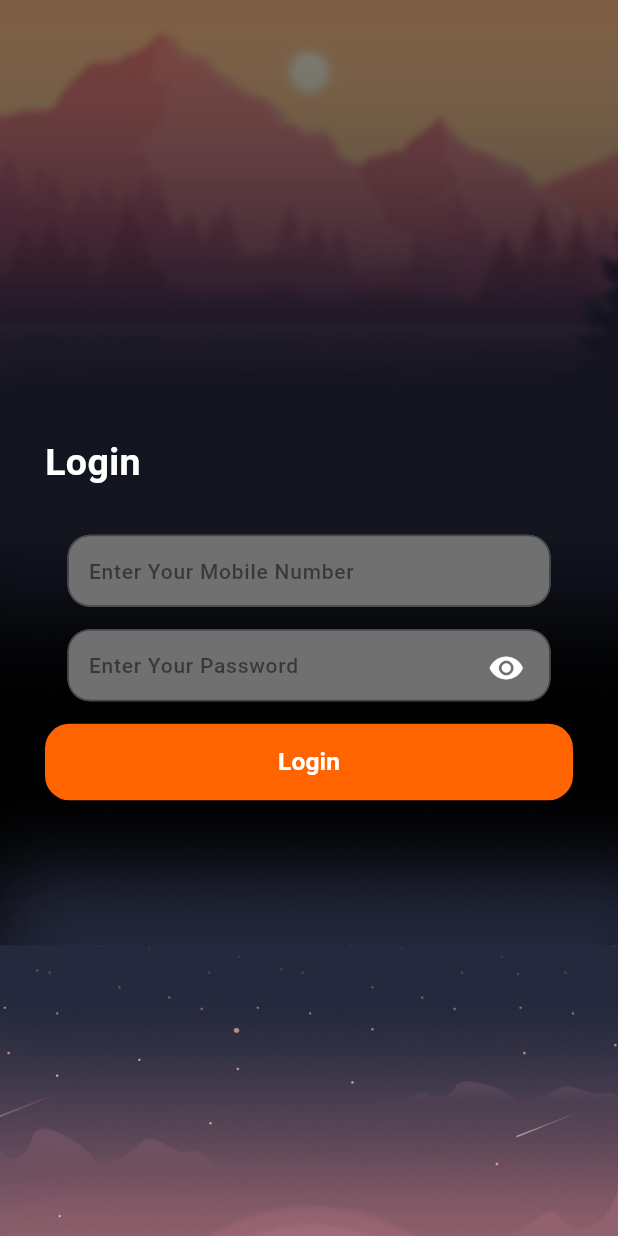
After one commit to ShyamDelvadiya/evitalRxDemo, a Flutter app: the screen it shows after launch, on a phone screen of 412 x 824 dp. The commit adds this screen. Run offline on Flutter 3.47's test engine with Material 3 defaults, Android fonts, the phone set to English and light mode, and no system bars; our stand-ins replace cached_network_image, flutter_bloc, flutter_staggered_animations, hive, hive_flutter, loading_animation_widget and 1 more; accounts and stored records are empty.

```diff
--- /dev/null
+++ b/lib/screen/login_screen/widget/login_container.dart
@@ -0,0 +1,114 @@
+import 'package:flutter/material.dart';
+import 'package:flutter_bloc/flutter_bloc.dart';
+import 'package:untitled/common_widgets/common_button.dart';
+import 'package:untitled/common_widgets/common_textfield.dart';
+import 'package:untitled/screen/login_screen/bloc/login_bloc.dart';
+import 'package:untitled/utils/color_constant.dart';
+import 'package:untitled/utils/size_constant.dart';
+import 'package:untitled/utils/string_constants.dart';
+
+class LoginContainer extends StatelessWidget {
+  const LoginContainer({super.key});
+
+  @override
+  Widget build(BuildContext context) {
+    final formKey = GlobalKey<FormState>();
+    bool obscureText = false;
+    LoginBloc? bloc = context.read<LoginBloc>();
+    TextEditingController mobileNumberController = TextEditingController();
+    TextEditingController passwordController = TextEditingController();
+
+    return Padding(
+      padding: const EdgeInsets.only(
+        left: PaddingConstant.maximumPadding,
+        right: PaddingConstant.maximumPadding,
+      ),
+      child: Form(
+        key: formKey,
+        child: SafeArea(
+          child: Column(
+            crossAxisAlignment: CrossAxisAlignment.start,
+            mainAxisAlignment: MainAxisAlignment.center,
+            children: [
+              const Padding(
+                padding: EdgeInsets.only(
+                    bottom: PaddingConstant.maximumPadding, top: 0),
+                child: Text(
+                  StringConstant.login,
+                  style: TextStyle(
+                      fontSize: FontConstant.maxBigFont,
+                      fontWeight: FontWeight.bold,
+                      color: AppColor.whiteColor),
+                ),
+              ),
+              Padding(
+                padding: const EdgeInsets.only(
+                    left: PaddingConstant.mainPagePadding,
+                    bottom: 0,
+                    right: PaddingConstant.mainPagePadding),
+                child: Center(
+                  child: CustomTextFormField(
+                      hintText: StringConstant.mobileNumberHintTxt,
+                      controller: mobileNumberController,
+                      fillColorBool: true,
+                      fillColor: AppColor.grey,
+                      isPhone: true,
+                      textInputType: TextInputType.phone),
+                ),
+              ),
+              Padding(
+                padding: const EdgeInsets.only(
+                  left: PaddingConstant.mainPagePadding,
+                  bottom: 0,
+                  top: PaddingConstant.mainPagePadding,
+                  right: PaddingConstant.mainPagePadding,
+                ),
+                child: Center(
+                  child: BlocBuilder<LoginBloc, LoginState>(
+                    builder: (context, currentState) {
+                      if (currentState is ShowPwdState) {
+                        obscureText = !currentState.showPwd;
+                      }
+                      return CustomTextFormField(
+                        obscureText: obscureText,
+                        fillColorBool: true,
+                        fillColor: AppColor.grey,
+                        suffixImage: GestureDetector(
+                          onTap: () {
+                            bloc.add(ShowPassEvent(showPwd: obscureText));
+                          },
+                          child: Icon(
+                            obscureText
+                                ? Icons.visibility_off
+                                : Icons.visibility,
+                            color: AppColor.whiteColor,
+                          ),
+                        ),
+                        hintText: StringConstant.passwordHintTxt,
+                        isPassword: true,
+                        controller: passwordController,
+                      );
+                    },
+                  ),
+                ),
+              ),
+              Padding(
+                padding: const EdgeInsets.only(top: PaddingConstant.mainPagePadding),
+                child: CustomButton(
+                  onPressed: () {
+                    if (formKey.currentState?.validate() ?? false) {
+                      bloc.add(LoginButtonOnPressedEvent(
+                          mobileNumber: mobileNumberController.text,
+                          password: passwordController.text));
+                    }
+                  },
+                  text: StringConstant.login,
+                ),
+              ),
+            ],
+          ),
+        ),
+      ),
+    );
+  }
+}
--- a/lib/utils/dialog_utils.dart
+++ b/lib/utils/dialog_utils.dart
@@ -20,7 +20,7 @@ class DialogUtils {
               width: 100,
               child: Center(
                 child: LoadingAnimationWidget.staggeredDotsWave(
-                    color: AppColor.whiteColor, size: 100,),
+                    color: AppColor.whiteColor, size: 50,),
               ),
             ),
           ),
--- a/lib/utils/image_constants.dart
+++ b/lib/utils/image_constants.dart
@@ -2,5 +2,6 @@ class Images {
   static const String appBarLogo = '';
   static const String homeBackground = "assets/images/home_background.jpeg";
   static const String bottomBackground = "assets/images/bottom_background.jpeg";
+  static const String splashImg = "assets/images/spless.png";
 
 }
--- a/pubspec.yaml
+++ b/pubspec.yaml
@@ -41,7 +41,7 @@ dependencies:
   hive: ^2.2.3
   hive_flutter: ^1.1.0
   cached_network_image: ^3.4.1
-
+  flutter_staggered_animations: ^1.0.0
 
 dev_dependencies:
   flutter_test:
```
Also changed, not shown: lib/screen/home_screen/bloc/home_bloc.dart (+18 -4 lines), lib/screen/home_screen/view/home_screen.dart (+4 -12 lines), lib/screen/home_screen/widget/user_list_widget.dart (+27 -12 lines), lib/screen/login_screen/view/login_screen.dart (+6 -103 lines), lib/screen/splash_screen/view/splash_screen.dart (+4 -9 lines), lib/service/hive_service.dart (+13 -2 lines), assets/images/logo.png (added), assets/images/spless.png (added), pubspec.lock, 41 other files.
